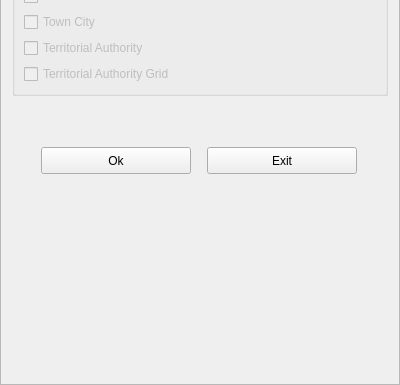
First picture: the form in buildings/gui/reference_data.ui, repository linz/nz-buildings, before the edit; both pictures show x 0 to 400 and y 382 to 767 of the 400 by 767 pixel window.
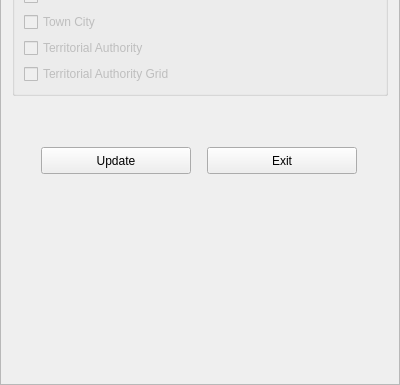
Second picture: the form after the edit.

```diff
--- a/buildings/gui/reference_data.ui
+++ b/buildings/gui/reference_data.ui
@@ -297,7 +297,7 @@
          </size>
         </property>
         <property name="text">
-         <string>Ok</string>
+         <string>Update</string>
         </property>
        </widget>
       </item>
```
